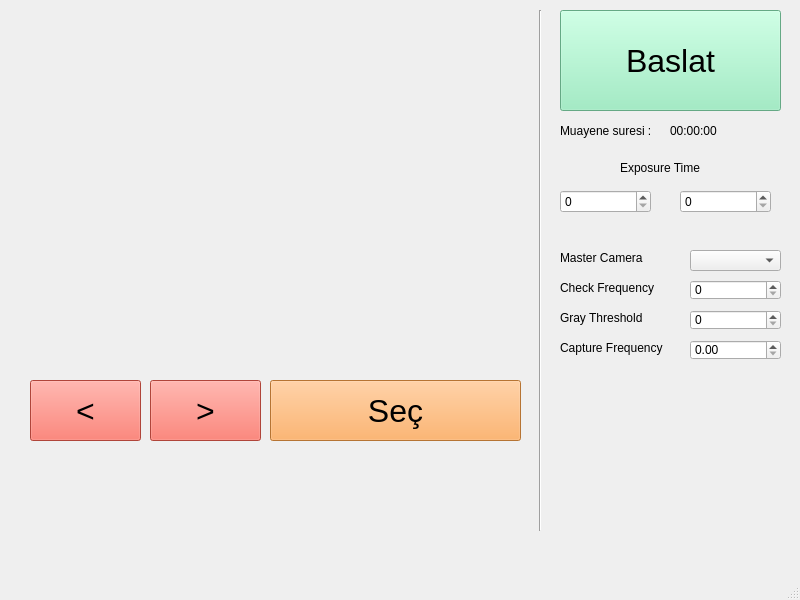
imemmul/Inovako, file Tofas/tofas_app/tofas_ui.ui: the form before one commit.
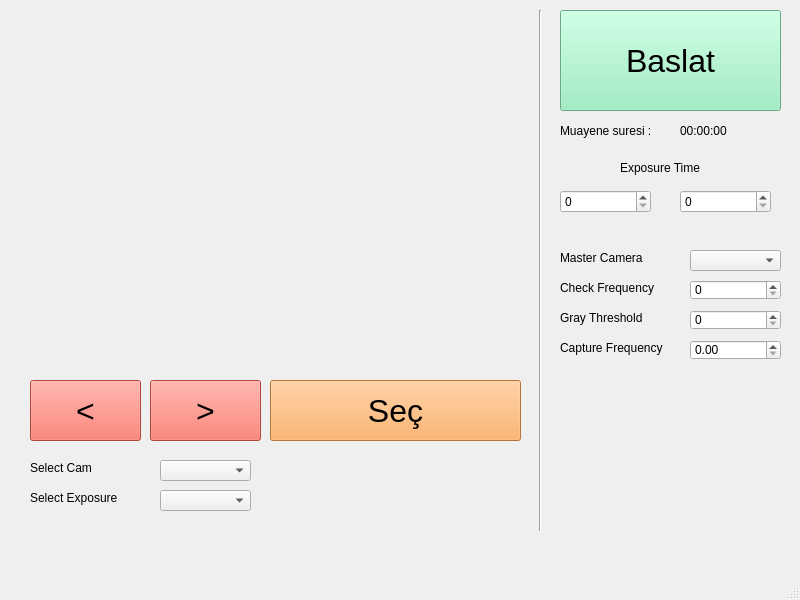
The form after the commit.

```diff
--- a/Tofas/tofas_app/tofas_ui.ui
+++ b/Tofas/tofas_app/tofas_ui.ui
@@ -50,7 +50,7 @@
      <rect>
       <x>560</x>
       <y>120</y>
-      <width>101</width>
+      <width>111</width>
       <height>21</height>
      </rect>
     </property>
@@ -255,7 +255,7 @@
    <widget class="QLabel" name="inspection_time">
     <property name="geometry">
      <rect>
-      <x>670</x>
+      <x>680</x>
       <y>120</y>
       <width>121</width>
       <height>21</height>
@@ -288,6 +288,52 @@
      </rect>
     </property>
    </widget>
+   <widget class="QLabel" name="label_6">
+    <property name="geometry">
+     <rect>
+      <x>30</x>
+      <y>460</y>
+      <width>111</width>
+      <height>16</height>
+     </rect>
+    </property>
+    <property name="text">
+     <string>Select Cam</string>
+    </property>
+   </widget>
+   <widget class="QComboBox" name="filter_select">
+    <property name="geometry">
+     <rect>
+      <x>160</x>
+      <y>460</y>
+      <width>91</width>
+      <height>21</height>
+     </rect>
+    </property>
+   </widget>
+   <widget class="QLabel" name="label_7">
+    <property name="geometry">
+     <rect>
+      <x>30</x>
+      <y>490</y>
+      <width>111</width>
+      <height>16</height>
+     </rect>
+    </property>
+    <property name="text">
+     <string>Select Exposure</string>
+    </property>
+   </widget>
+   <widget class="QComboBox" name="filter_select_expo">
+    <property name="geometry">
+     <rect>
+      <x>160</x>
+      <y>490</y>
+      <width>91</width>
+      <height>21</height>
+     </rect>
+    </property>
+   </widget>
   </widget>
   <widget class="QMenuBar" name="menubar">
    <property name="geometry">
```
